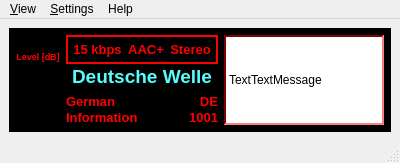
First picture: the form in dream/src/GUI-QT/FMMainWindow.ui, repository mmjee/dream-patched, before the edit.
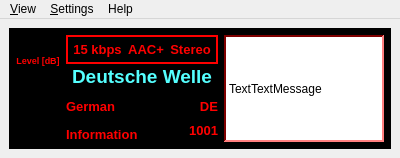
Second picture: the form after the edit. Icons and pictures are not drawn. Custom widgets are drawn as their Qt base class.

What changed in the file:
```diff
--- a/dream/src/GUI-QT/FMMainWindow.ui
+++ b/dream/src/GUI-QT/FMMainWindow.ui
@@ -6760,7 +6760,6 @@
    <addaction name="menu_Settings"/>
    <addaction name="menuHelp"/>
   </widget>
-  <widget class="QStatusBar" name="statusbar"/>
   <action name="actionTune">
    <property name="text">
     <string>Tune...</string>
```
